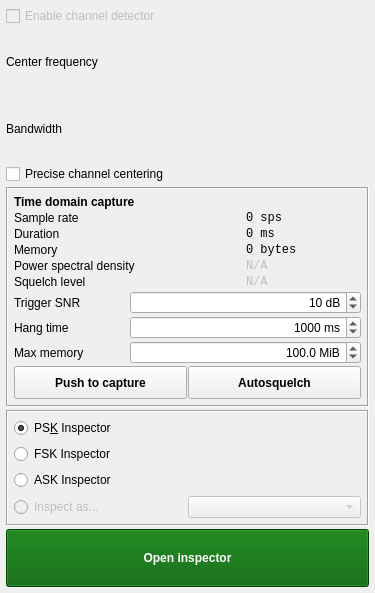
The window that Default/Inspection/InspToolWidget.ui (BatchDrake/SigDigger) describes before a commit, drawn with Qt 5.
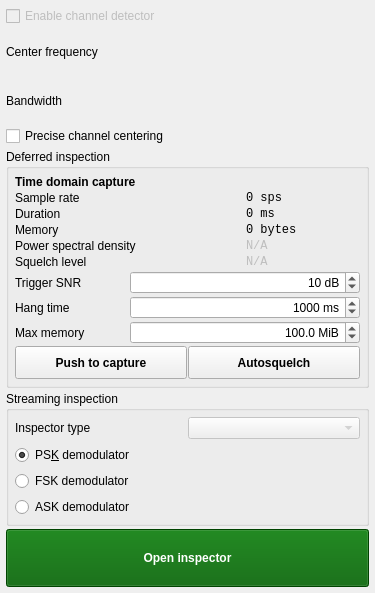
The same window after the commit. Custom widgets are drawn as their Qt base class.

The edit to the form file:
```diff
--- a/Default/Inspection/InspToolWidget.ui
+++ b/Default/Inspection/InspToolWidget.ui
@@ -60,12 +60,9 @@
     </widget>
    </item>
    <item row="5" column="0" colspan="2">
-    <widget class="QFrame" name="frame_2">
-     <property name="frameShape">
-      <enum>QFrame::Box</enum>
-     </property>
-     <property name="frameShadow">
-      <enum>QFrame::Sunken</enum>
+    <widget class="QGroupBox" name="groupBox_2">
+     <property name="title">
+      <string>Streaming inspection</string>
      </property>
      <layout class="QGridLayout" name="gridLayout_8">
       <property name="leftMargin">
@@ -86,45 +83,48 @@
       <property name="verticalSpacing">
        <number>6</number>
       </property>
-      <item row="0" column="0" colspan="2">
+      <item row="3" column="0" colspan="2">
+       <widget class="QRadioButton" name="askRadio">
+        <property name="text">
+         <string>ASK demodulator</string>
+        </property>
+       </widget>
+      </item>
+      <item row="1" column="0" colspan="2">
        <widget class="QRadioButton" name="pskRadio">
         <property name="text">
-         <string>PS&amp;K Inspector</string>
+         <string>PS&amp;K demodulator</string>
         </property>
         <property name="checked">
          <bool>true</bool>
         </property>
        </widget>
       </item>
-      <item row="1" column="0" colspan="2">
-       <widget class="QRadioButton" name="fskRadio">
-        <property name="text">
-         <string>FSK Inspector</string>
-        </property>
-       </widget>
-      </item>
       <item row="2" column="0" colspan="2">
-       <widget class="QRadioButton" name="askRadio">
+       <widget class="QRadioButton" name="fskRadio">
         <property name="text">
-         <string>ASK Inspector</string>
+         <string>FSK demodulator</string>
         </property>
        </widget>
       </item>
-      <item row="3" column="0">
-       <widget class="QRadioButton" name="customRadio">
-        <property name="enabled">
-         <bool>false</bool>
-        </property>
+      <item row="0" column="0">
+       <widget class="QLabel" name="label_10">
         <property name="text">
-         <string>Inspect as...</string>
+         <string>Inspector type</string>
         </property>
        </widget>
       </item>
-      <item row="3" column="1">
-       <widget class="QComboBox" name="comboBox_7">
+      <item row="0" column="1">
+       <widget class="QComboBox" name="inspectorCombo">
         <property name="enabled">
          <bool>false</bool>
         </property>
+        <property name="sizePolicy">
+         <sizepolicy hsizetype="Preferred" vsizetype="Fixed">
+          <horstretch>0</horstretch>
+          <verstretch>0</verstretch>
+         </sizepolicy>
+        </property>
        </widget>
       </item>
      </layout>
@@ -151,12 +151,9 @@
     </widget>
    </item>
    <item row="4" column="0" colspan="2">
-    <widget class="QFrame" name="frame">
-     <property name="frameShape">
-      <enum>QFrame::Box</enum>
-     </property>
-     <property name="frameShadow">
-      <enum>QFrame::Sunken</enum>
+    <widget class="QGroupBox" name="groupBox">
+     <property name="title">
+      <string>Deferred inspection</string>
      </property>
      <layout class="QGridLayout" name="gridLayout_2">
       <property name="leftMargin">
```
Left out of the diff: 40 changed lines with no effect on the pictures.
